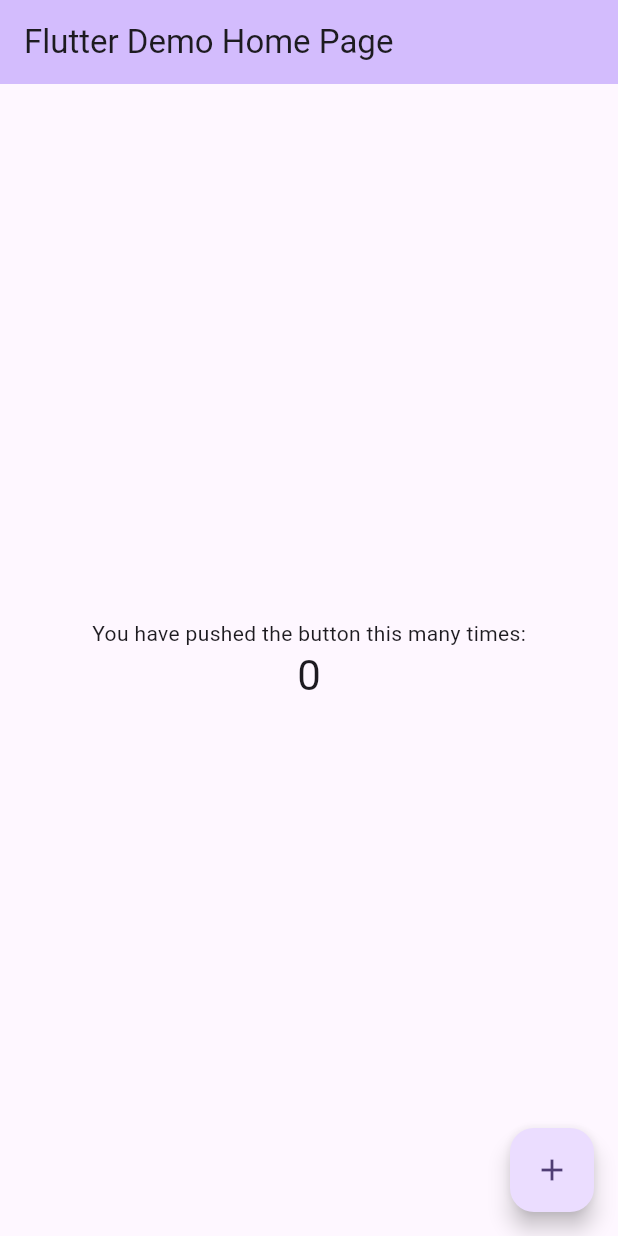
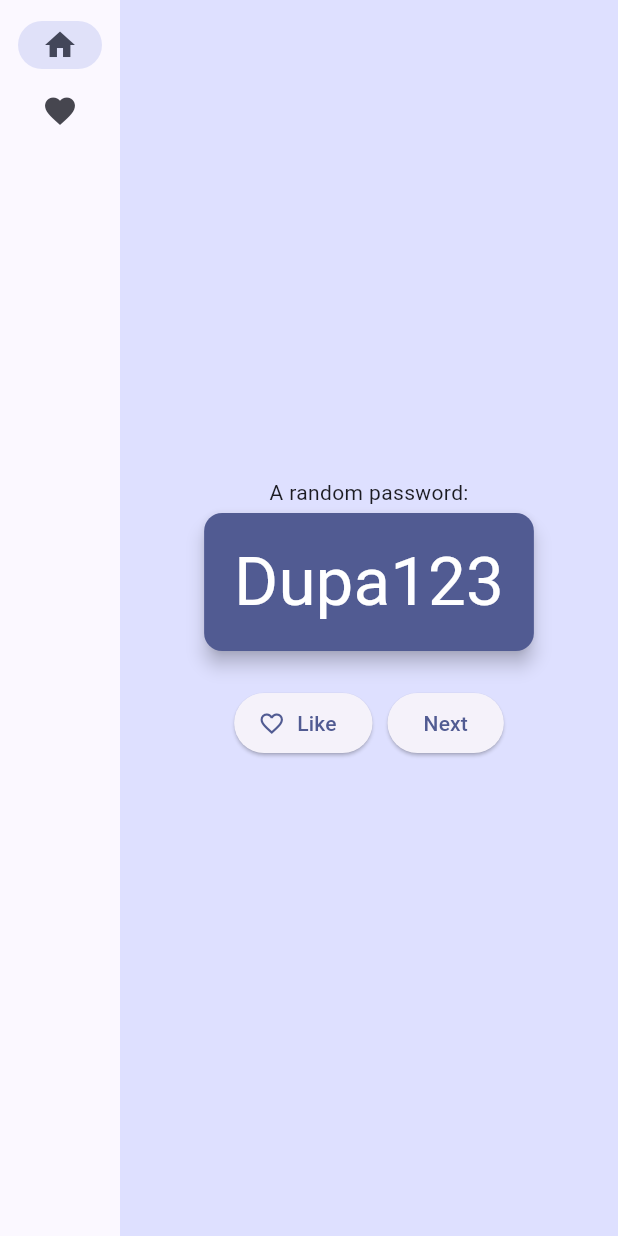
Before and after one commit to igrek51/todotree, a Flutter app: the screen it shows after launch, on a phone screen of 412 x 824 dp. Run offline on Flutter 3.47's test engine with Material 3 defaults, Android fonts, the phone set to English and light mode, and no system bars.

Commit message:
Make tutorial flutter app

```diff
--- /dev/null
+++ b/devtools_options.yaml
@@ -0,0 +1 @@
+extensions:
--- a/lib/main.dart
+++ b/lib/main.dart
@@ -1,125 +1,218 @@
 import 'package:flutter/material.dart';
+import 'package:provider/provider.dart';
+import 'dart:math';
 
 void main() {
-  runApp(const MyApp());
+  runApp(MyApp());
 }
 
 class MyApp extends StatelessWidget {
   const MyApp({super.key});
 
-  // This widget is the root of your application.
   @override
   Widget build(BuildContext context) {
-    return MaterialApp(
-      title: 'Flutter Demo',
+    return ChangeNotifierProvider(
+      create: (context) => MyAppState(),
+      child: MaterialApp(
+        title: 'Namer App',
         theme: ThemeData(
-        // This is the theme of your application.
-        //
-        // TRY THIS: Try running your application with "flutter run". You'll see
-        // the application has a purple toolbar. Then, without quitting the app,
-        // try changing the seedColor in the colorScheme below to Colors.green
-        // and then invoke "hot reload" (save your changes or press the "hot
-        // reload" button in a Flutter-supported IDE, or press "r" if you used
-        // the command line to start the app).
-        //
-        // Notice that the counter didn't reset back to zero; the application
-        // state is not lost during the reload. To reset the state, use hot
-        // restart instead.
-        //
-        // This works for code too, not just values: Most code changes can be
-        // tested with just a hot reload.
-        colorScheme: ColorScheme.fromSeed(seedColor: Colors.deepPurple),
           useMaterial3: true,
+          colorScheme: ColorScheme.fromSeed(seedColor: Colors.indigo),
         ),
-      home: const MyHomePage(title: 'Flutter Demo Home Page'),
+        home: MyHomePage(),
+      ),
     );
   }
 }
 
+class MyAppState extends ChangeNotifier {
+  String currentPass = 'Dupa123';
+
+  void getNext() {
+    const allowedChars = 'ABCDEFGHIJKLMNOPQRSTUVWXYZabcdefghijklmnopqrstuvwxyz0123456789';
+    Random random = Random();
+    currentPass = String.fromCharCodes(Iterable.generate(
+      10, (_) => allowedChars.codeUnitAt(random.nextInt(allowedChars.length))));
+    notifyListeners();
+  }
+
+  var favorites = <String>[];
+
+  void toggleFavorite() {
+    if (favorites.contains(currentPass)) {
+      favorites.remove(currentPass);
+    } else {
+      favorites.add(currentPass);
+    }
+    notifyListeners();
+  }
+
+  void deleteWord(String word) {
+    favorites.remove(word);
+    notifyListeners();
+  }
+}
+
 class MyHomePage extends StatefulWidget {
-  const MyHomePage({super.key, required this.title});
-
-  // This widget is the home page of your application. It is stateful, meaning
-  // that it has a State object (defined below) that contains fields that affect
-  // how it looks.
-
-  // This class is the configuration for the state. It holds the values (in this
-  // case the title) provided by the parent (in this case the App widget) and
-  // used by the build method of the State. Fields in a Widget subclass are
-  // always marked "final".
-
-  final String title;
-
   @override
   State<MyHomePage> createState() => _MyHomePageState();
 }
 
 class _MyHomePageState extends State<MyHomePage> {
-  int _counter = 0;
 
-  void _incrementCounter() {
-    setState(() {
-      // This call to setState tells the Flutter framework that something has
-      // changed in this State, which causes it to rerun the build method below
-      // so that the display can reflect the updated values. If we changed
-      // _counter without calling setState(), then the build method would not be
-      // called again, and so nothing would appear to happen.
-      _counter++;
-    });
-  }
+  var selectedIndex = 0;
 
   @override
   Widget build(BuildContext context) {
-    // This method is rerun every time setState is called, for instance as done
-    // by the _incrementCounter method above.
-    //
-    // The Flutter framework has been optimized to make rerunning build methods
-    // fast, so that you can just rebuild anything that needs updating rather
-    // than having to individually change instances of widgets.
+    Widget page;
+    switch (selectedIndex) {
+      case 0:
+        page = GeneratorPage();
+        break;
+      case 1:
+        page = FavoritesPage();
+        break;
+      default:
+        throw UnimplementedError('no widget for $selectedIndex');
+    }
+
+    return LayoutBuilder(
+      builder: (context, constraints) {
         return Scaffold(
-      appBar: AppBar(
-        // TRY THIS: Try changing the color here to a specific color (to
-        // Colors.amber, perhaps?) and trigger a hot reload to see the AppBar
-        // change color while the other colors stay the same.
-        backgroundColor: Theme.of(context).colorScheme.inversePrimary,
-        // Here we take the value from the MyHomePage object that was created by
-        // the App.build method, and use it to set our appbar title.
-        title: Text(widget.title),
+          body: Row(
+            children: [
+              SafeArea(
+                child: NavigationRail(
+                  extended: constraints.maxWidth >= 600,
+                  destinations: [
+                    NavigationRailDestination(
+                      icon: Icon(Icons.home),
+                      label: Text('Home'),
                     ),
-      body: Center(
-        // Center is a layout widget. It takes a single child and positions it
-        // in the middle of the parent.
-        child: Column(
-          // Column is also a layout widget. It takes a list of children and
-          // arranges them vertically. By default, it sizes itself to fit its
-          // children horizontally, and tries to be as tall as its parent.
-          //
-          // Column has various properties to control how it sizes itself and
-          // how it positions its children. Here we use mainAxisAlignment to
-          // center the children vertically; the main axis here is the vertical
-          // axis because Columns are vertical (the cross axis would be
-          // horizontal).
-          //
-          // TRY THIS: Invoke "debug painting" (choose the "Toggle Debug Paint"
-          // action in the IDE, or press "p" in the console), to see the
-          // wireframe for each widget.
-          mainAxisAlignment: MainAxisAlignment.center,
-          children: <Widget>[
-            const Text(
-              'You have pushed the button this many times:',
+                    NavigationRailDestination(
+                      icon: Icon(Icons.favorite),
+                      label: Text('Favorites'),
                     ),
-            Text(
-              '$_counter',
-              style: Theme.of(context).textTheme.headlineMedium,
+                  ],
+                  selectedIndex: selectedIndex,
+                  onDestinationSelected: (value) {
+                    setState(() {
+                      selectedIndex = value;
+                    });
+                  },
+                ),
+              ),
+              Expanded(
+                child: Container(
+                  color: Theme.of(context).colorScheme.primaryContainer,
+                  child: page,
+                ),
               ),
             ],
           ),
-      ),
-      floatingActionButton: FloatingActionButton(
-        onPressed: _incrementCounter,
-        tooltip: 'Increment',
-        child: const Icon(Icons.add),
-      ), // This trailing comma makes auto-formatting nicer for build methods.
+        );
+      }
     );
   }
 }
+
+class GeneratorPage extends StatelessWidget {
+  @override
+  Widget build(BuildContext context) {
+    var appState = context.watch<MyAppState>();
+    var word = appState.currentPass;
+
+    IconData icon;
+    if (appState.favorites.contains(word)) {
+      icon = Icons.favorite;
+    } else {
+      icon = Icons.favorite_border;
+    }
+
+    return Center(
+      child: Column(
+        mainAxisAlignment: MainAxisAlignment.center,
+        children: [
+          Text('A random password:'),
+          BigCard(word: word),
+          SizedBox(height: 20),
+          Row(
+            mainAxisSize: MainAxisSize.min,
+            children: [
+              ElevatedButton.icon(
+                onPressed: () {
+                  appState.toggleFavorite();
+                },
+                icon: Icon(icon),
+                label: Text('Like'),
+              ),
+              SizedBox(width: 10),
+              ElevatedButton(
+                onPressed: () {
+                  appState.getNext();
+                },
+                child: Text('Next'),
+              ),
+            ],
+          ),
+        ],
+      ),
+    );
+  }
+}
+
+class BigCard extends StatelessWidget {
+  const BigCard({
+    super.key,
+    required this.word,
+  });
+
+  final String word;
+
+  @override
+  Widget build(BuildContext context) {
+    final theme = Theme.of(context);
+    final style = theme.textTheme.displayMedium!.copyWith(
+      color: theme.colorScheme.onPrimary,
+    );
+
+    return Card(
+      color: theme.colorScheme.primary,
+      elevation: 5,
+      child: Padding(
+        padding: const EdgeInsets.all(20.0),
+        child: Text(word, style: style),
+      ),
+    );
+  }
+}
+
+class FavoritesPage extends StatelessWidget {
+  @override
+  Widget build(BuildContext context) {
+    var appState = context.watch<MyAppState>();
+
+    if (appState.favorites.isEmpty) {
+      return Center(
+        child: Text('No favorites yet.'),
+      );
+    }
+
+    return ListView(
+      children: [
+        Padding(
+          padding: const EdgeInsets.all(20),
+          child: Text('You have ${appState.favorites.length} favorites:'),
+        ),
+        for (var word in appState.favorites)
+          ListTile(
+            leading: Icon(Icons.favorite),
+            title: Text(word),
+            onTap: () {
+              appState.deleteWord(word);
+            },
+          ),
+      ],
+    );
+  }
+}
--- a/pubspec.yaml
+++ b/pubspec.yaml
@@ -31,10 +31,10 @@ dependencies:
   flutter:
     sdk: flutter
 
-
   # The following adds the Cupertino Icons font to your application.
   # Use with the CupertinoIcons class for iOS style icons.
   cupertino_icons: ^1.0.2
+  provider: ^6.0.0
 
 dev_dependencies:
   flutter_test:
```
Also changed, not shown: analysis_options.yaml (+8 -2 lines), pubspec.lock. Lines whose indentation alone changed are shown as unchanged.
